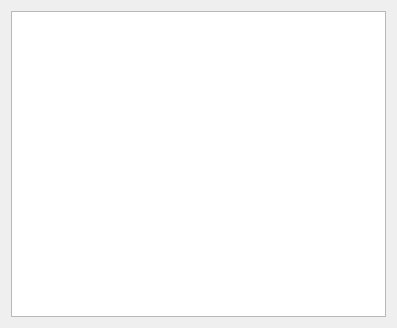
Sevick/RadioNet, file showhistory.ui: the form before one commit.
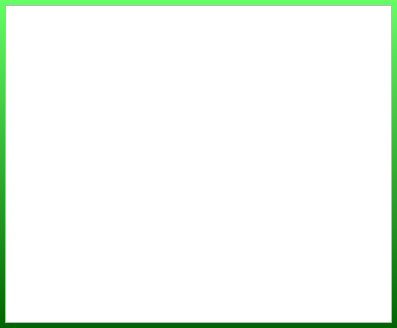
The form after the commit. Icons and pictures are not drawn.

```diff
--- a/showhistory.ui
+++ b/showhistory.ui
@@ -17,7 +17,33 @@
    <iconset>
     <normaloff>:/images/AboutLogo.png</normaloff>:/images/AboutLogo.png</iconset>
   </property>
+  <property name="styleSheet">
+   <string notr="true">QDialog{
+   background-color: qlineargradient(spread:pad, x1:0, y1:0, x2:0, y2:1, stop:0 rgba(100, 255, 100, 255), stop:1 rgba(0, 100, 0, 255));
+   padding: 0px;
+   spacing: 0px;
+}
+
+QMenu{
+   background-color: rgb(212, 208, 200);
+   border: 2px solid #555;
+   selection-color: green;
+   selection-background-color: white; 
+}</string>
+  </property>
   <layout class="QVBoxLayout" name="verticalLayout">
+   <property name="leftMargin">
+    <number>5</number>
+   </property>
+   <property name="topMargin">
+    <number>5</number>
+   </property>
+   <property name="rightMargin">
+    <number>5</number>
+   </property>
+   <property name="bottomMargin">
+    <number>5</number>
+   </property>
    <item>
     <widget class="QTextEdit" name="teHistory">
      <property name="font">
```
Left out of the diff: 9 changed lines with no effect on the pictures.
